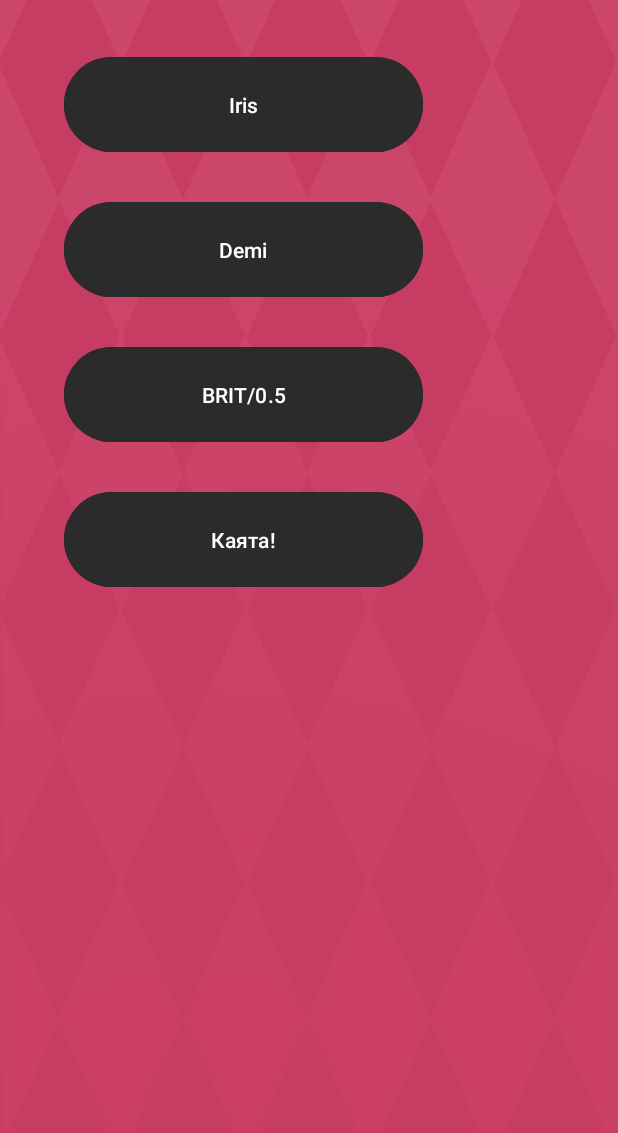
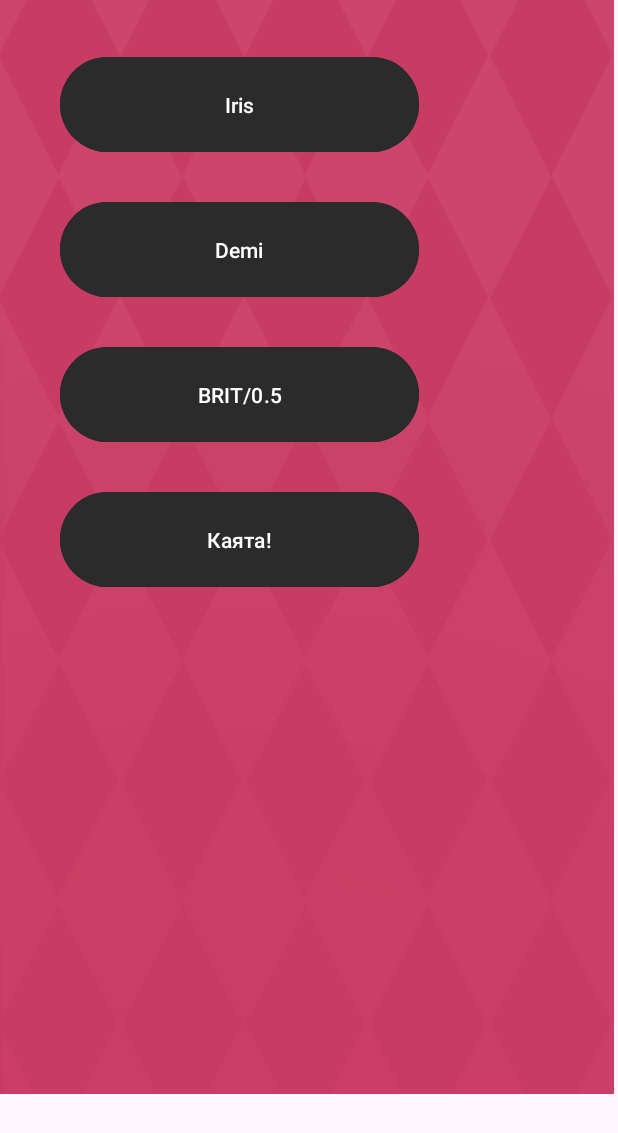
Before and after one commit to LibTower/Razriad_Map_App, an Android app: the screen it shows after launch (go_to_authors), after a tap on "Авторы", on a phone screen of 412 x 824 dp. Shown: the top 1133 px of the screen. Run offline under Robolectric (Android 15) with nearby library versions, the phone set to English and light mode, and no system bars; Roboto replaces fonts that are not available here.

Commit message:
add stuff

```diff
--- a/app/build.gradle
+++ b/app/build.gradle
@@ -1,6 +1,7 @@
 plugins {
     alias(libs.plugins.android.application)
     alias(libs.plugins.kotlin.android)
+
 }
 
 android {
@@ -33,7 +34,7 @@ android {
 }
 
 dependencies {
-
+    implementation libs.viewpager2
     implementation libs.androidx.core.ktx
     implementation libs.androidx.appcompat
     implementation libs.material
@@ -42,4 +43,5 @@ dependencies {
     testImplementation libs.junit
     androidTestImplementation libs.androidx.junit
     androidTestImplementation libs.androidx.espresso.core
+
 }
--- a/app/src/main/java/com/example/razryadapi/MainActivity.kt
+++ b/app/src/main/java/com/example/razryadapi/MainActivity.kt
@@ -12,11 +12,16 @@ class MainActivity : AppCompatActivity() {
 
         val map: Button = findViewById(R.id.map)
         val authors: Button = findViewById(R.id.authors)
+        val whereMap: Button = findViewById(R.id.Where)
+        val fandoms: Button = findViewById(R.id.fandoms)
+        val quest: Button = findViewById(R.id.Quest)
 
 
         map.text = getString(R.string.b_map_text)
         authors.text = getString(R.string.b_authors_text)
-
+        whereMap.text = getString(R.string.Where_us)
+        fandoms.text = getString(R.string.fandoms)
+        quest.text = getString(R.string.quest)
 
 
         authors.setOnClickListener {
@@ -29,6 +34,19 @@ class MainActivity : AppCompatActivity() {
             startActivity(intent)
         }
 
+        whereMap.setOnClickListener {
+            val intent = Intent(this, Where_map::class.java)
+            startActivity(intent)
+        }
+
+        fandoms.setOnClickListener {
+            val intent = Intent(this, fandoms::class.java)
+            startActivity(intent)
+        }
+
+        quest.setOnClickListener {
+            val intent = Intent(this, quest::class.java)
+        }
     }
 
 }
--- a/app/src/main/res/layout/authors.xml
+++ b/app/src/main/res/layout/authors.xml
@@ -1,11 +1,22 @@
 <?xml version="1.0" encoding="utf-8"?>
-<androidx.constraintlayout.widget.ConstraintLayout xmlns:android="http://schemas.android.com/apk/res/android"
+
+<ScrollView
+    xmlns:android="http://schemas.android.com/apk/res/android"
     xmlns:app="http://schemas.android.com/apk/res-auto"
     xmlns:tools="http://schemas.android.com/tools"
+    android:layout_width="409dp"
+    android:layout_height="729dp"
+    android:background="@drawable/background"
+    android:fillViewport="true"
+    tools:layout_editor_absoluteX="283dp"
+    tools:layout_editor_absoluteY="1dp">
+
+    <androidx.constraintlayout.widget.ConstraintLayout
         android:id="@+id/main"
         android:layout_width="match_parent"
-    android:layout_height="match_parent"
+        android:layout_height="wrap_content"
         android:background="@drawable/background"
+
         tools:context=".go_to_authors">
 
         <Button
@@ -68,4 +79,12 @@
             app:layout_constraintStart_toStartOf="parent"
             app:layout_constraintTop_toBottomOf="@+id/brit" />
 
+
+            <LinearLayout
+                android:layout_width="match_parent"
+                android:layout_height="wrap_content"
+                android:orientation="vertical" />
+
+
     </androidx.constraintlayout.widget.ConstraintLayout>
+</ScrollView>
--- a/app/src/main/res/values/strings.xml
+++ b/app/src/main/res/values/strings.xml
@@ -3,6 +3,9 @@
     <string name="b_authors_text">Авторы</string>
     <string name="b_map_text">Карта мероприятия</string>
     <string name="my_image_description">Описание изображения</string>
+    <string name="Where_us">Нажми на меня, если не знаешь как дойти до лофта!</string>
+    <string name="quest">Квест</string>
+    <string name="fandoms">Фандомы</string>
 
     <string name="iris">Iris</string>
     <string name="demi">Demi</string>
--- a/gradle/libs.versions.toml
+++ b/gradle/libs.versions.toml
@@ -9,8 +9,11 @@ appcompat = "1.7.0"
 material = "1.12.0"
 activity = "1.9.2"
 constraintlayout = "2.1.4"
+viewpager2 = "1.1.0"
+
 
 [libraries]
+viewpager2 = {group = "androidx.viewpager2", name = "viewpager2", version.ref = "viewpager2"}
 androidx-core-ktx = { group = "androidx.core", name = "core-ktx", version.ref = "coreKtx" }
 junit = { group = "junit", name = "junit", version.ref = "junit" }
 androidx-junit = { group = "androidx.test.ext", name = "junit", version.ref = "junitVersion" }
```
Also changed, not shown: app/src/main/AndroidManifest.xml (+9 -0 lines), app/src/main/java/com/example/razryadapi/Authors.kt (+0 -11 lines), app/src/main/java/com/example/razryadapi/FilterClass.kt (added, +21 -0 lines), app/src/main/java/com/example/razryadapi/Where_map.kt (added, +20 -0 lines), app/src/main/java/com/example/razryadapi/fandoms.kt (added, +20 -0 lines), app/src/main/java/com/example/razryadapi/go_to_map.kt (+12 -0 lines), app/src/main/java/com/example/razryadapi/main.kt (added, +43 -0 lines), app/src/main/java/com/example/razryadapi/quest.kt (added, +20 -0 lines), app/src/main/res/layout/activity_fandoms.xml (added, +21 -0 lines), app/src/main/res/layout/activity_main.xml (+16 -9 lines), app/src/main/res/layout/activity_quest.xml (added, +21 -0 lines), app/src/main/res/layout/activity_where_map.xml (added, +9 -0 lines), app/src/main/res/layout/map.xml (+24 -12 lines), app/src/main/res/drawable/where_loft.png (added). Lines whose indentation alone changed are shown as unchanged.
